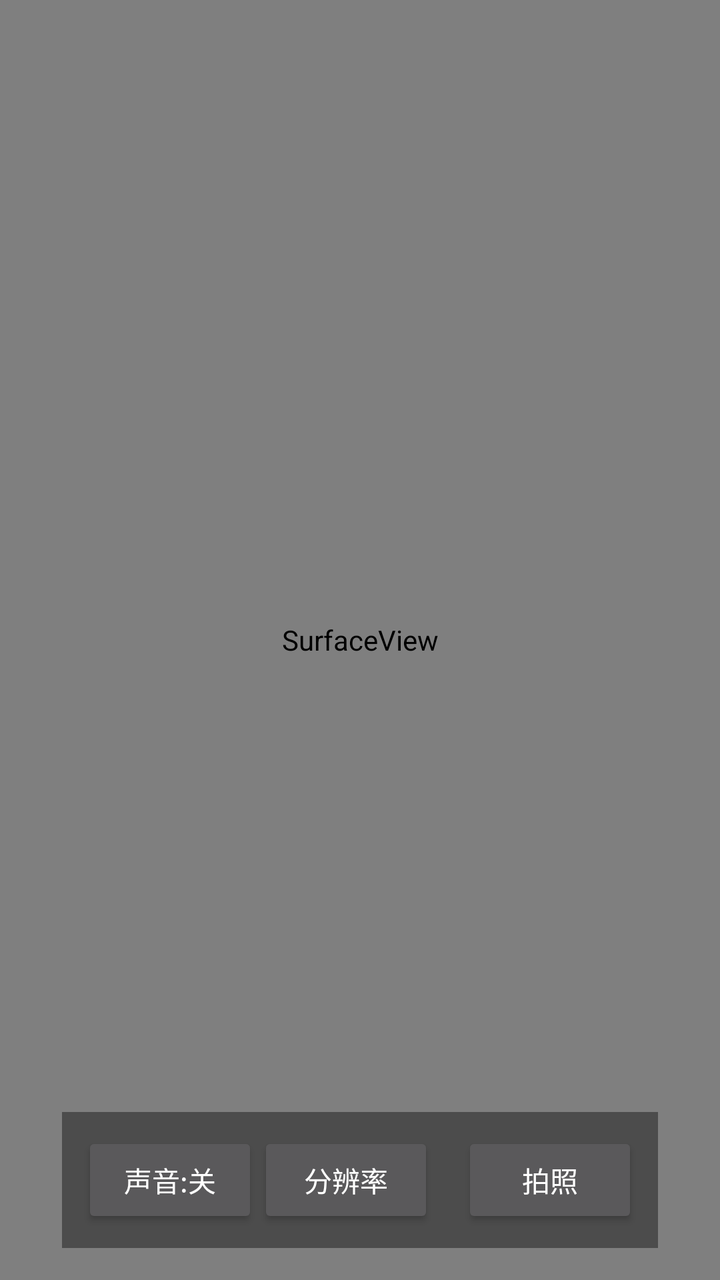
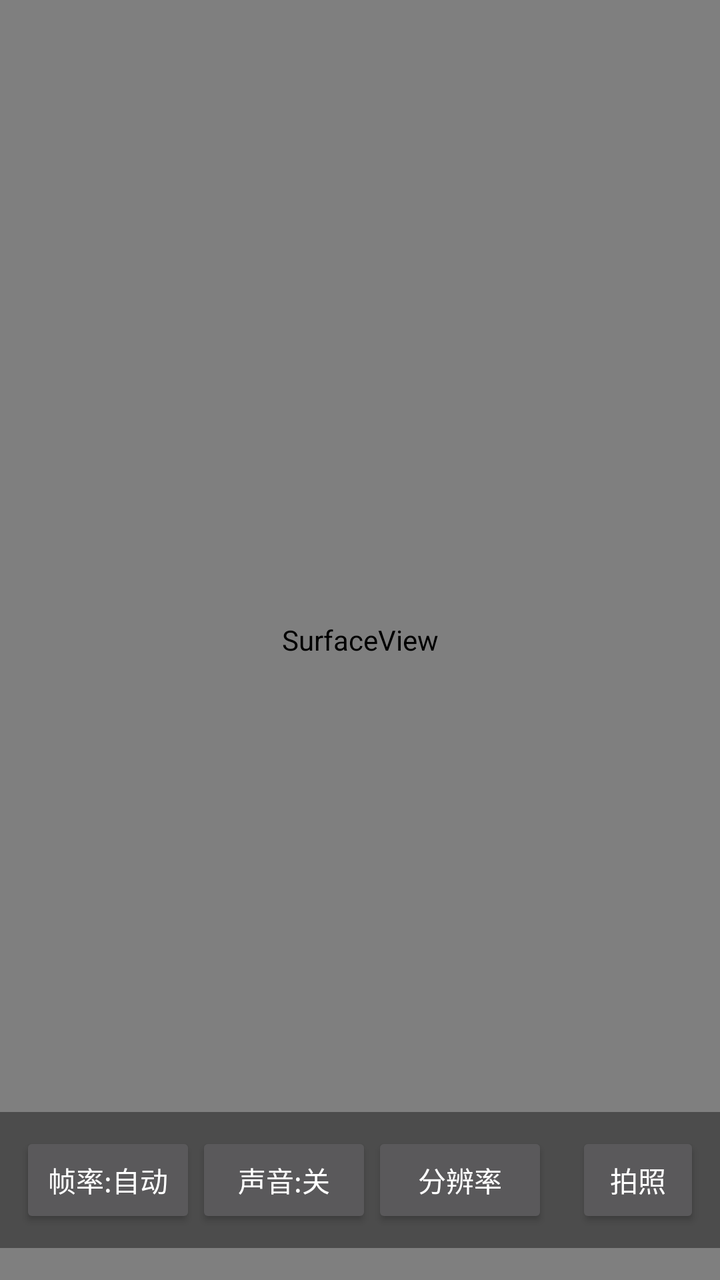

Screens rendered from an Android XML layout before and after an edit, with the pre-edit source and the edit as a unified diff.
<!-- AndroidManifest.xml: application theme Theme.AppCompat.NoActionBar -->
<!-- res/layout/activity_main.xml -->
<?xml version="1.0" encoding="utf-8"?>
<FrameLayout xmlns:android="http://schemas.android.com/apk/res/android"
    android:layout_width="match_parent"
    android:layout_height="match_parent"
    android:background="#000000">

    <SurfaceView
        android:id="@+id/surface"
        android:layout_width="match_parent"
        android:layout_height="match_parent" />

    <LinearLayout
        android:layout_width="wrap_content"
        android:layout_height="wrap_content"
        android:layout_gravity="bottom|center_horizontal"
        android:layout_marginBottom="16dp"
        android:background="#66000000"
        android:gravity="center_vertical"
        android:orientation="horizontal"
        android:padding="10dp">

        <Button
            android:id="@+id/btnAudio"
            android:layout_width="wrap_content"
            android:layout_height="wrap_content"
            android:text="@string/btn_audio_off" />

        <Button
            android:id="@+id/btnSize"
            android:layout_width="wrap_content"
            android:layout_height="wrap_content"
            android:text="@string/btn_size" />

        <Button
            android:id="@+id/btnShot"
            android:layout_width="wrap_content"
            android:layout_height="wrap_content"
            android:layout_marginStart="14dp"
            android:text="@string/btn_shot" />
    </LinearLayout>
</FrameLayout>
<!-- resources referenced by this layout -->
<resources>
  <string name="btn_audio_off">声音:关</string>
  <string name="btn_shot">拍照</string>
  <string name="btn_size">分辨率</string>
</resources>

<!-- the commit's change to res/layout/activity_main.xml (unified diff, before → after) -->
@@ -20,6 +20,12 @@
         android:padding="10dp">
 
         <Button
+            android:id="@+id/btnFps"
+            android:layout_width="wrap_content"
+            android:layout_height="wrap_content"
+            android:text="@string/btn_fps_auto" />
+
+        <Button
             android:id="@+id/btnAudio"
             android:layout_width="wrap_content"
             android:layout_height="wrap_content"
<!-- resource entries referenced after the edit -->
@@ -1,6 +1,7 @@
 <!-- resources referenced by this layout -->
 <resources>
   <string name="btn_audio_off">声音:关</string>
+  <string name="btn_fps_auto">帧率:自动</string>
   <string name="btn_shot">拍照</string>
   <string name="btn_size">分辨率</string>
 </resources>
